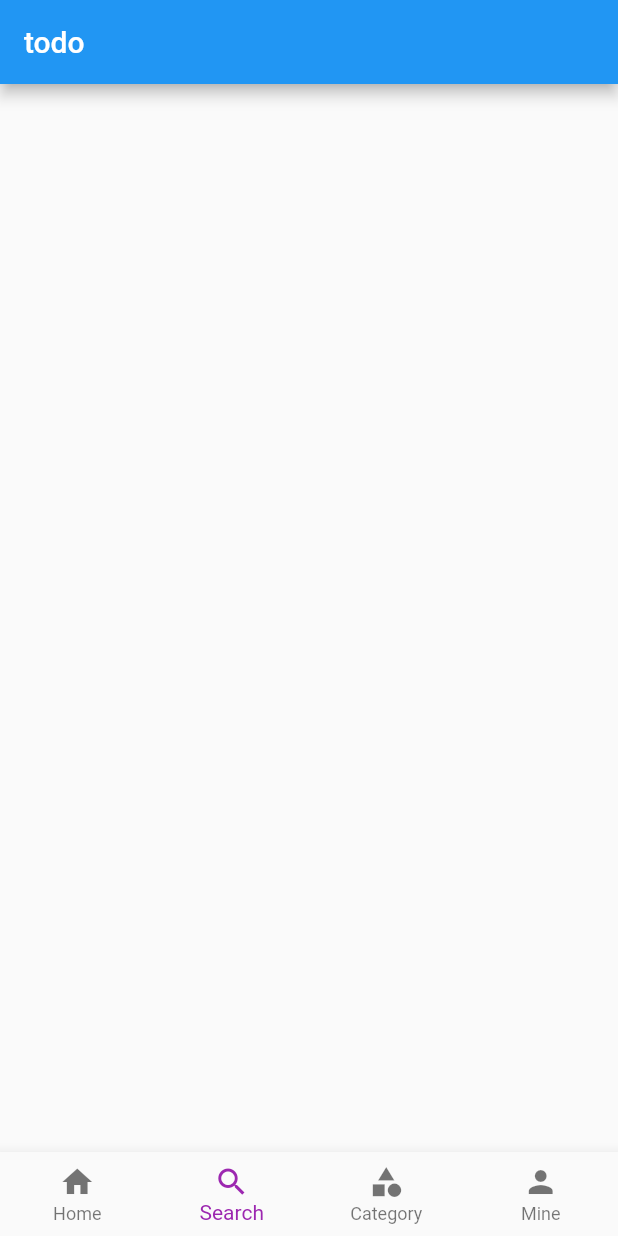
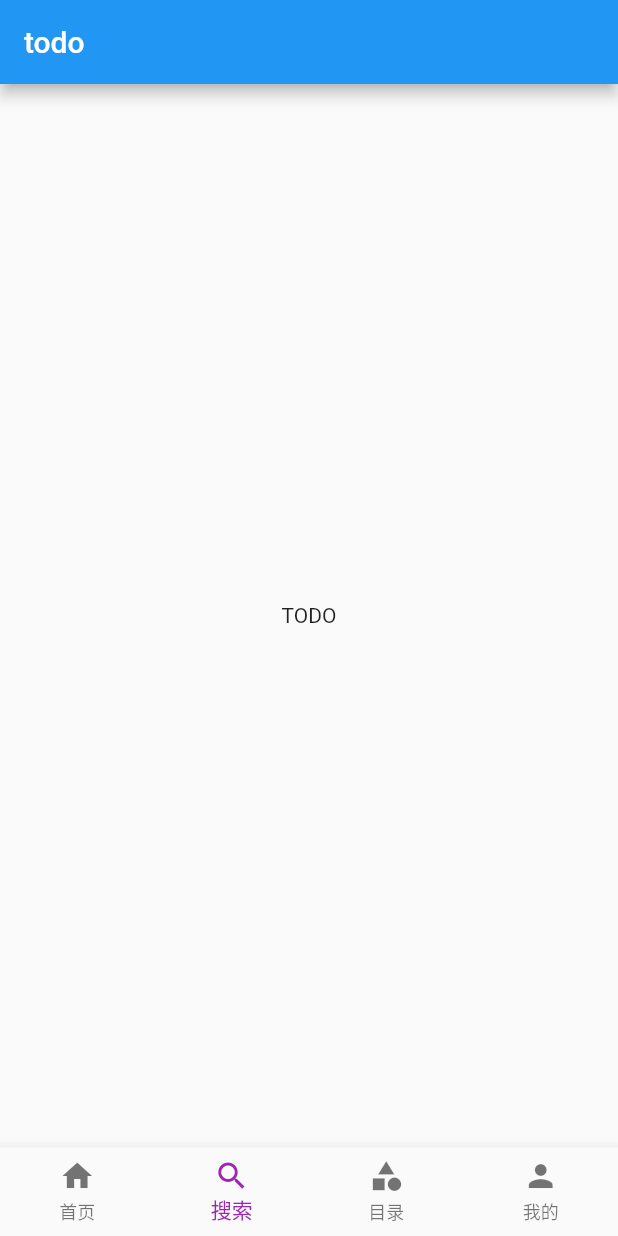
Before and after one commit to gotid/flutter_template, a Flutter app: the screen it shows after launch, item 2 of the bottom bar chosen, on a phone screen of 412 x 824 dp. Run offline on Flutter 3.47's test engine with Material 2 defaults, Android fonts, the phone set to English and light mode, and no system bars; drawn by our look-alikes of oktoast; our stand-ins replace cached_network_image, cookie_jar, dio, dio_cookie_manager, pull_to_refresh, shimmer.

```diff
--- a/lib/views/pages/article_list_page.dart
+++ b/lib/views/pages/article_list_page.dart
@@ -2,9 +2,8 @@ import 'package:flutter/cupertino.dart';
 import 'package:flutter/material.dart';
 import 'package:pull_to_refresh/pull_to_refresh.dart';
 import 'package:flutter_template/models/article.dart';
+import 'package:flutter_template/views/helpers/index.dart';
 import 'package:flutter_template/view_models/article_model.dart';
-import 'package:flutter_template/views/helpers/skeleton_helper.dart';
-import 'package:flutter_template/views/helpers/view_model_helper.dart';
 import 'package:flutter_template/views/widgets/article_list_item.dart';
 import 'package:flutter_template/views/widgets/article_skeleton_item.dart';
 
--- a/lib/views/pages/dash_page.dart
+++ b/lib/views/pages/dash_page.dart
@@ -1,7 +1,5 @@
 import 'package:flutter/material.dart';
 
-// import 'home_page.dart';
-// import 'search_page.dart';
 import 'category_page.dart';
 import 'mine_page.dart';
 
@@ -12,56 +10,32 @@ class DashPage extends StatefulWidget {
 
 class _DashPageState extends State<DashPage> {
   int _pageIndex = 0;
+
+  get navBar => BottomNavigationBar(
+        type: BottomNavigationBarType.fixed,
+        currentIndex: _pageIndex,
+        fixedColor: Colors.purple,
+        onTap: onTap,
+        items: items,
+      );
+
   final PageController _pageController = PageController();
-
-  @override
-  void initState() {
-    super.initState();
-  }
+  final List<BottomNavigationBarItem> items = [
+    BottomNavigationBarItem(icon: Icon(Icons.home), title: Text('首页')),
+    BottomNavigationBarItem(icon: Icon(Icons.search), title: Text('搜索')),
+    BottomNavigationBarItem(icon: Icon(Icons.category), title: Text('目录')),
+    BottomNavigationBarItem(icon: Icon(Icons.person), title: Text('我的')),
+  ];
 
   @override
   Widget build(BuildContext context) {
     return Scaffold(
-      bottomNavigationBar: BottomNavigationBar(
-        type: BottomNavigationBarType.fixed,
-        currentIndex: _pageIndex,
-        fixedColor: Colors.purple,
-        onTap: (int index) {
-          setState(() {
-            _pageIndex = index;
-            _pageController.jumpToPage(index);
-          });
-        },
-        items: [
-          BottomNavigationBarItem(
-            icon: Icon(Icons.home),
-            title: Text('Home'),
-          ),
-          BottomNavigationBarItem(
-            icon: Icon(Icons.search),
-            title: Text('Search'),
-          ),
-          BottomNavigationBarItem(
-            icon: Icon(Icons.category),
-            title: Text('Category'),
-          ),
-          BottomNavigationBarItem(
-            icon: Icon(Icons.person),
-            title: Text('Mine'),
-          ),
-        ],
-      ),
+      bottomNavigationBar: navBar,
       body: PageView(
         controller: _pageController,
         physics: NeverScrollableScrollPhysics(),
-        onPageChanged: (int index) {
-          setState(() {
-            _pageIndex = index;
-          });
-        },
+        onPageChanged: onPageChanged,
         children: <Widget>[
-          // HomePage(),
-          // SearchPage(),
           CategoryPage(),
           MinePage(),
           CategoryPage(),
@@ -70,4 +44,13 @@ class _DashPageState extends State<DashPage> {
       ),
     );
   }
+
+  onTap(int index) => setState(() {
+        _pageIndex = index;
+        _pageController.jumpToPage(index);
+      });
+
+  onPageChanged(int index) => setState(() {
+        _pageIndex = index;
+      });
 }
--- a/lib/views/pages/mine_page.dart
+++ b/lib/views/pages/mine_page.dart
@@ -5,6 +5,9 @@ class MinePage extends StatelessWidget {
   Widget build(BuildContext context) {
     return Scaffold(
       appBar: AppBar(title: Text('todo')),
+      body: Center(
+        child: Text('TODO'),
+      ),
     );
   }
 }
```
Also changed, not shown: lib/views/helpers/index.dart (added, +10 -0 lines), lib/views/helpers/view_model_helper.dart (+0 -7 lines), lib/views/helpers/view_state_widget.dart (+6 -1 lines), lib/views/pages/category_page.dart (+4 -43 lines), lib/views/widgets/category_item.dart (added, +45 -0 lines).
